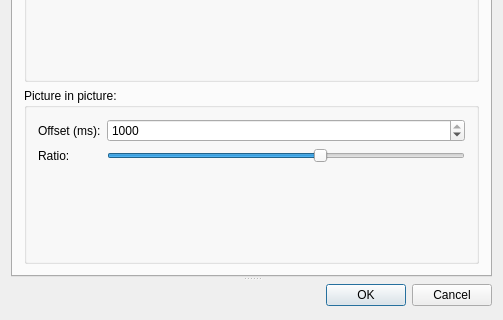
JokerSync/Joker, file app/Joker/PreferencesDialog.ui: the form before one commit; both pictures show x 0 to 503 and y 324 to 644 of the 503 by 644 pixel window.
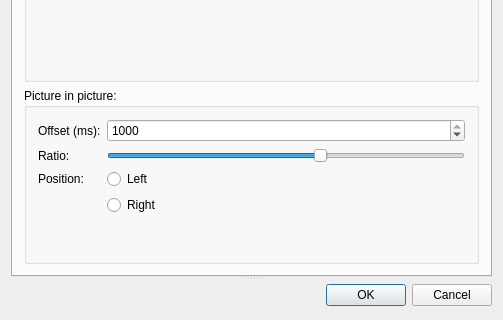
The form after the commit. Custom widgets are drawn as their Qt base class.

Commit message: add ui for positioning pip left or right

Diff of the .ui file:
```diff
--- a/app/Joker/PreferencesDialog.ui
+++ b/app/Joker/PreferencesDialog.ui
@@ -145,6 +145,27 @@
              </property>
             </widget>
            </item>
+           <item row="3" column="1">
+            <widget class="QRadioButton" name="pipLeftPositionRadioButton">
+             <property name="text">
+              <string>Left</string>
+             </property>
+            </widget>
+           </item>
+           <item row="3" column="0">
+            <widget class="QLabel" name="pipPositionLabel">
+             <property name="text">
+              <string>Position:</string>
+             </property>
+            </widget>
+           </item>
+           <item row="4" column="1">
+            <widget class="QRadioButton" name="pipRightPositionRadioButton">
+             <property name="text">
+              <string>Right</string>
+             </property>
+            </widget>
+           </item>
           </layout>
          </widget>
         </item>
```
The commit also changes 2 other files.
